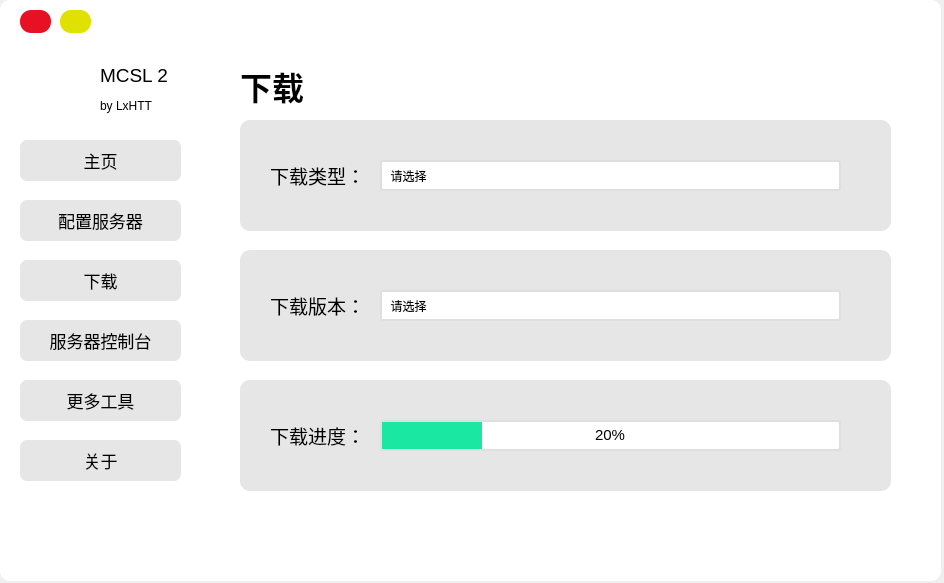
This is MCSL2_MainWindow.ui in MCSLTeam/MCSL2 as Qt 5 draws it before an edit. The edited form follows.
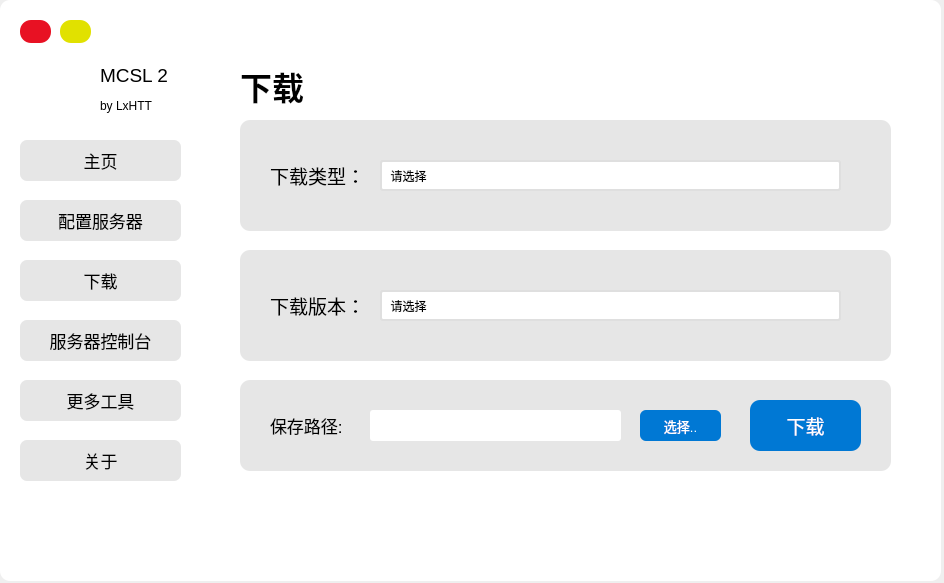
This is the edited form. The open tabs and pages were chosen to show the change. Icons and pictures are not drawn.

Commit message: 格式化所有下载源json.

Diff of the .ui file:
```diff
--- a/MCSL2_MainWindow.ui
+++ b/MCSL2_MainWindow.ui
@@ -27,7 +27,7 @@
      <property name="geometry">
       <rect>
        <x>20</x>
-       <y>10</y>
+       <y>20</y>
        <width>31</width>
        <height>23</height>
       </rect>
@@ -52,7 +52,7 @@
      <property name="geometry">
       <rect>
        <x>60</x>
-       <y>10</y>
+       <y>20</y>
        <width>31</width>
        <height>23</height>
       </rect>
@@ -348,7 +348,7 @@
      <bool>false</bool>
     </property>
     <property name="currentIndex">
-     <number>6</number>
+     <number>2</number>
     </property>
     <widget class="QWidget" name="HomePage">
      <widget class="QPushButton" name="Config_PushButton">
@@ -1473,32 +1473,13 @@
        <string/>
       </property>
      </widget>
-     <widget class="QLabel" name="Download_Progress_Label">
-      <property name="geometry">
-       <rect>
-        <x>60</x>
-        <y>440</y>
-        <width>91</width>
-        <height>31</height>
-       </rect>
-      </property>
-      <property name="font">
-       <font>
-        <family>Microsoft YaHei UI</family>
-        <pointsize>14</pointsize>
-       </font>
-      </property>
-      <property name="text">
-       <string>下载进度：</string>
-      </property>
-     </widget>
      <widget class="QLabel" name="Download_Progress_Background">
       <property name="geometry">
        <rect>
         <x>30</x>
         <y>400</y>
         <width>651</width>
-        <height>111</height>
+        <height>91</height>
        </rect>
       </property>
       <property name="font">
@@ -1521,41 +1502,124 @@
        <string/>
       </property>
      </widget>
-     <widget class="QProgressBar" name="Download_ProgressBar">
+     <widget class="QPushButton" name="Download_PushButton">
       <property name="geometry">
        <rect>
-        <x>170</x>
-        <y>440</y>
-        <width>461</width>
+        <x>540</x>
+        <y>420</y>
+        <width>111</width>
+        <height>51</height>
+       </rect>
+      </property>
+      <property name="font">
+       <font>
+        <family>Microsoft YaHei UI</family>
+        <pointsize>14</pointsize>
+       </font>
+      </property>
+      <property name="cursor">
+       <cursorShape>PointingHandCursor</cursorShape>
+      </property>
+      <property name="styleSheet">
+       <string notr="true">QPushButton
+{
+	background-color: rgb(0, 120, 212);
+	border-radius: 10px;
+	color: rgb(255, 255, 255);
+}
+QPushButton:pressed
+{
+    background-color: rgb(0, 107, 212);
+	border-radius: 10px;
+    color: rgb(255, 255, 255);
+}</string>
+      </property>
+      <property name="text">
+       <string>下载</string>
+      </property>
+      <property name="flat">
+       <bool>false</bool>
+      </property>
+     </widget>
+     <widget class="QLabel" name="Download_Save_Path_Label">
+      <property name="geometry">
+       <rect>
+        <x>60</x>
+        <y>430</y>
+        <width>101</width>
         <height>31</height>
        </rect>
       </property>
       <property name="font">
        <font>
         <family>Microsoft YaHei UI</family>
-        <pointsize>11</pointsize>
+        <pointsize>13</pointsize>
        </font>
       </property>
+      <property name="text">
+       <string>保存路径:</string>
+      </property>
+     </widget>
+     <widget class="QLineEdit" name="Download_Save_Path_LineEdit">
+      <property name="geometry">
+       <rect>
+        <x>160</x>
+        <y>430</y>
+        <width>251</width>
+        <height>31</height>
+       </rect>
+      </property>
+      <property name="font">
+       <font>
+        <family>Microsoft YaHei UI</family>
+        <pointsize>9</pointsize>
+       </font>
+      </property>
       <property name="styleSheet">
-       <string notr="true">QProgressBar {
-	border: 2px solid rgb(223, 223, 223);
+       <string notr="true">QLineEdit
+{
 	border-radius: 3px;
-	background-color: rgb(255, 255, 255);
 }
- 
-QProgressBar::chunk {
-	background-color: rgb(25, 231, 162);
-	width: 20px;
+</string>
+      </property>
+     </widget>
+     <widget class="QPushButton" name="Manually_Choose_Download_Save_Path_PushButton">
+      <property name="geometry">
+       <rect>
+        <x>430</x>
+        <y>430</y>
+        <width>81</width>
+        <height>31</height>
+       </rect>
+      </property>
+      <property name="font">
+       <font>
+        <family>Microsoft YaHei UI</family>
+        <pointsize>10</pointsize>
+       </font>
+      </property>
+      <property name="cursor">
+       <cursorShape>PointingHandCursor</cursorShape>
+      </property>
+      <property name="styleSheet">
+       <string notr="true">QPushButton
+{
+	background-color: rgb(0, 120, 212);
+	border-radius: 6px;
+	color: rgb(255, 255, 255);
 }
- 
-QProgressBar {
-	border: 2px solid rgb(223, 223, 223);
-	border-radius: 3px;
-	text-align: center;
+QPushButton:pressed
+{
+    background-color: rgb(0, 107, 212);
+	border-radius: 6px;
+    color: rgb(255, 255, 255);
 }</string>
       </property>
-      <property name="value">
-       <number>20</number>
+      <property name="text">
+       <string>选择..</string>
+      </property>
+      <property name="flat">
+       <bool>false</bool>
       </property>
      </widget>
      <zorder>Download_Progress_Background</zorder>
@@ -1566,8 +1630,10 @@
      <zorder>Download_Type_Label</zorder>
      <zorder>Download_Versions_ComboBox</zorder>
      <zorder>Download_Versions_Label</zorder>
-     <zorder>Download_Progress_Label</zorder>
-     <zorder>Download_ProgressBar</zorder>
+     <zorder>Download_PushButton</zorder>
+     <zorder>Download_Save_Path_Label</zorder>
+     <zorder>Download_Save_Path_LineEdit</zorder>
+     <zorder>Manually_Choose_Download_Save_Path_PushButton</zorder>
     </widget>
     <widget class="QWidget" name="ConsolePage">
      <widget class="QLabel" name="Console_Label">
@@ -1925,6 +1991,40 @@
     作者邮箱: lxhtz.dl@qq.com </string>
       </property>
      </widget>
+     <widget class="QPushButton" name="Check_Update_PushButton">
+      <property name="geometry">
+       <rect>
+        <x>30</x>
+        <y>390</y>
+        <width>261</width>
+        <height>41</height>
+       </rect>
+      </property>
+      <property name="font">
+       <font>
+        <family>Microsoft YaHei UI</family>
+        <pointsize>13</pointsize>
+       </font>
+      </property>
+      <property name="cursor">
+       <cursorShape>PointingHandCursor</cursorShape>
+      </property>
+      <property name="styleSheet">
+       <string notr="true">QPushButton
+{
+	background-color: rgb(230, 230, 230);
+	border-radius: 7px;
+}
+QPushButton:pressed
+{
+	background-color: rgb(223, 223, 223);
+	border-radius: 7px;
+}</string>
+      </property>
+      <property name="text">
+       <string>检查更新</string>
+      </property>
+     </widget>
     </widget>
     <widget class="QWidget" name="ChooseServerPage">
      <widget class="QLabel" name="Choose_Server_Label">
```
The commit also changes 8 other files.
